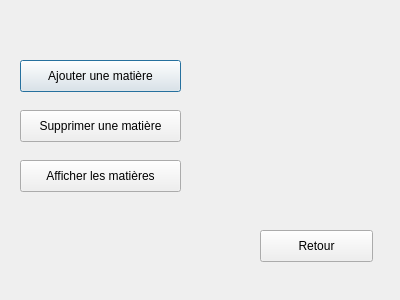
Before: the Qt Designer form c++_oussa/dialogm.ui in khadimkasse/projet_cpp_ndeye, drawn with Qt 5.
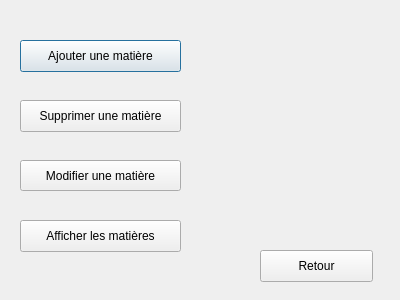
After: the same form once the commit is applied.

Commit message: Ajout de la gestion des matières

Diff of the .ui file:
```diff
--- a/c++_oussa/dialogm.ui
+++ b/c++_oussa/dialogm.ui
@@ -17,7 +17,7 @@
    <property name="geometry">
     <rect>
      <x>20</x>
-     <y>60</y>
+     <y>40</y>
      <width>161</width>
      <height>32</height>
     </rect>
@@ -30,7 +30,7 @@
    <property name="geometry">
     <rect>
      <x>20</x>
-     <y>110</y>
+     <y>100</y>
      <width>161</width>
      <height>32</height>
     </rect>
@@ -43,7 +43,7 @@
    <property name="geometry">
     <rect>
      <x>20</x>
-     <y>160</y>
+     <y>220</y>
      <width>161</width>
      <height>32</height>
     </rect>
@@ -56,7 +56,7 @@
    <property name="geometry">
     <rect>
      <x>260</x>
-     <y>230</y>
+     <y>250</y>
      <width>113</width>
      <height>32</height>
     </rect>
@@ -65,6 +65,19 @@
     <string>Retour</string>
    </property>
   </widget>
+  <widget class="QPushButton" name="modifierMatiere">
+   <property name="geometry">
+    <rect>
+     <x>20</x>
+     <y>160</y>
+     <width>161</width>
+     <height>31</height>
+    </rect>
+   </property>
+   <property name="text">
+    <string>Modifier une matière</string>
+   </property>
+  </widget>
  </widget>
  <resources/>
  <connections/>
```
The commit also changes 16 other files.
